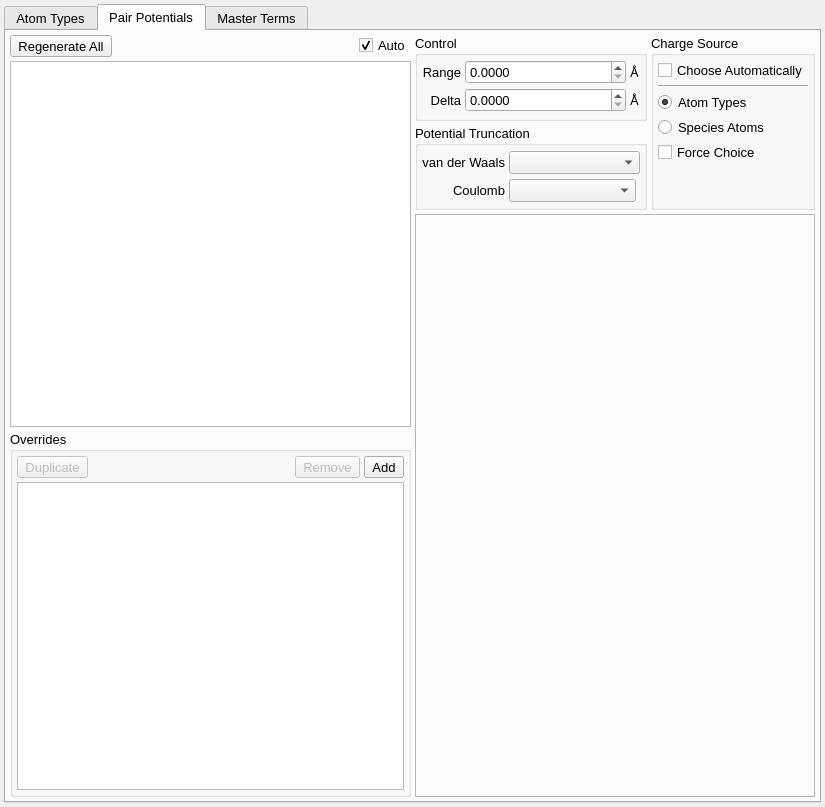
The window that src/gui/forcefieldTab.ui (disorderedmaterials/dissolve) describes before a commit, drawn with Qt 5.
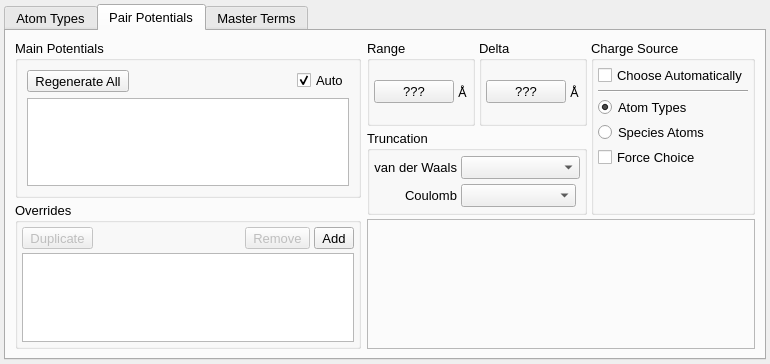
The same window after the commit. The open tabs and pages were chosen to show the change. Icons and pictures are not drawn. Custom widgets are drawn as their Qt base class.

Commit message: Start reinventing the PairPotentials tab.

Diff of the .ui file:
```diff
--- a/src/gui/forcefieldTab.ui
+++ b/src/gui/forcefieldTab.ui
@@ -6,8 +6,8 @@
    <rect>
     <x>0</x>
     <y>0</y>
-    <width>825</width>
-    <height>807</height>
+    <width>770</width>
+    <height>364</height>
    </rect>
   </property>
   <property name="font">
@@ -196,27 +196,31 @@
       <attribute name="title">
        <string>Pair Potentials</string>
       </attribute>
-      <layout class="QHBoxLayout" name="horizontalLayout_9">
+      <layout class="QHBoxLayout" name="horizontalLayout_13">
+       <item>
+        <widget class="QWidget" name="PairPotentialLeftWidget" native="true">
+         <layout class="QVBoxLayout" name="verticalLayout_6">
        <property name="spacing">
         <number>4</number>
        </property>
        <property name="leftMargin">
-        <number>4</number>
+           <number>0</number>
        </property>
        <property name="topMargin">
-        <number>4</number>
+           <number>0</number>
        </property>
        <property name="rightMargin">
-        <number>4</number>
+           <number>0</number>
        </property>
        <property name="bottomMargin">
-        <number>4</number>
+           <number>0</number>
        </property>
        <item>
-        <layout class="QVBoxLayout" name="verticalLayout_3">
-         <property name="spacing">
-          <number>4</number>
-         </property>
+           <widget class="QGroupBox" name="groupBox_2">
+            <property name="title">
+             <string>Main Potentials</string>
+            </property>
+            <layout class="QVBoxLayout" name="verticalLayout_4">
          <item>
           <layout class="QHBoxLayout" name="horizontalLayout_6">
            <item>
@@ -287,6 +291,9 @@
            </attribute>
           </widget>
          </item>
+            </layout>
+           </widget>
+          </item>
          <item>
           <widget class="QGroupBox" name="OverridesGroup">
            <property name="title">
@@ -437,24 +444,48 @@
           </widget>
          </item>
         </layout>
+        </widget>
        </item>
        <item>
-        <layout class="QGridLayout" name="gridLayout_4">
-         <item row="2" column="0" colspan="2">
-          <widget class="QFrame" name="PairPotentialsPlotFrame">
+        <widget class="QWidget" name="PairPotentialRightWidget" native="true">
+         <layout class="QVBoxLayout" name="verticalLayout_3">
+          <property name="spacing">
+           <number>4</number>
+          </property>
+          <property name="leftMargin">
+           <number>0</number>
+          </property>
+          <property name="topMargin">
+           <number>0</number>
+          </property>
+          <property name="rightMargin">
+           <number>0</number>
+          </property>
+          <property name="bottomMargin">
+           <number>0</number>
+          </property>
+          <item>
+           <layout class="QHBoxLayout" name="horizontalLayout_12">
+            <property name="spacing">
+             <number>4</number>
+            </property>
+            <item>
+             <layout class="QGridLayout" name="gridLayout">
+              <property name="spacing">
+               <number>4</number>
+              </property>
+              <item row="0" column="0">
+               <widget class="QGroupBox" name="PairPotentialRangeGroup">
            <property name="sizePolicy">
-            <sizepolicy hsizetype="Expanding" vsizetype="Expanding">
+                 <sizepolicy hsizetype="Minimum" vsizetype="Preferred">
              <horstretch>0</horstretch>
-             <verstretch>2</verstretch>
-            </sizepolicy>
-           </property>
-           <property name="frameShape">
-            <enum>QFrame::StyledPanel</enum>
-           </property>
-           <property name="frameShadow">
-            <enum>QFrame::Sunken</enum>
-           </property>
-           <layout class="QHBoxLayout" name="horizontalLayout_8">
+                  <verstretch>0</verstretch>
+                 </sizepolicy>
+                </property>
+                <property name="title">
+                 <string>Range</string>
+                </property>
+                <layout class="QHBoxLayout" name="horizontalLayout_9">
             <property name="spacing">
              <number>4</number>
             </property>
@@ -471,12 +502,28 @@
              <number>4</number>
             </property>
             <item>
-             <widget class="DataWidget" name="PairPotentialsPlotWidget" native="true">
+                  <widget class="QPushButton" name="PairPotentialRangeButton">
               <property name="sizePolicy">
-               <sizepolicy hsizetype="Expanding" vsizetype="Preferred">
+                    <sizepolicy hsizetype="Expanding" vsizetype="Fixed">
                 <horstretch>0</horstretch>
                 <verstretch>0</verstretch>
                </sizepolicy>
+                   </property>
+                   <property name="text">
+                    <string>???</string>
+                   </property>
+                  </widget>
+                 </item>
+                 <item>
+                  <widget class="QLabel" name="PairPotentialRangeLabel">
+                   <property name="sizePolicy">
+                    <sizepolicy hsizetype="Minimum" vsizetype="Preferred">
+                     <horstretch>0</horstretch>
+                     <verstretch>0</verstretch>
+                    </sizepolicy>
+                   </property>
+                   <property name="text">
+                    <string>Å</string>
               </property>
              </widget>
             </item>
@@ -484,6 +531,146 @@
           </widget>
          </item>
          <item row="0" column="1">
+               <widget class="QGroupBox" name="PairPotentialDeltaGroup">
+                <property name="sizePolicy">
+                 <sizepolicy hsizetype="Minimum" vsizetype="Preferred">
+                  <horstretch>0</horstretch>
+                  <verstretch>0</verstretch>
+                 </sizepolicy>
+                </property>
+                <property name="title">
+                 <string>Delta</string>
+                </property>
+                <layout class="QHBoxLayout" name="horizontalLayout_11">
+                 <property name="spacing">
+                  <number>4</number>
+                 </property>
+                 <property name="leftMargin">
+                  <number>4</number>
+                 </property>
+                 <property name="topMargin">
+                  <number>4</number>
+                 </property>
+                 <property name="rightMargin">
+                  <number>4</number>
+                 </property>
+                 <property name="bottomMargin">
+                  <number>4</number>
+                 </property>
+                 <item>
+                  <widget class="QPushButton" name="PairPotentialDeltaButton">
+                   <property name="sizePolicy">
+                    <sizepolicy hsizetype="Expanding" vsizetype="Fixed">
+                     <horstretch>0</horstretch>
+                     <verstretch>0</verstretch>
+                    </sizepolicy>
+                   </property>
+                   <property name="text">
+                    <string>???</string>
+                   </property>
+                  </widget>
+                 </item>
+                 <item>
+                  <widget class="QLabel" name="PairPotentialDeltaLabel">
+                   <property name="sizePolicy">
+                    <sizepolicy hsizetype="Minimum" vsizetype="Preferred">
+                     <horstretch>0</horstretch>
+                     <verstretch>0</verstretch>
+                    </sizepolicy>
+                   </property>
+                   <property name="text">
+                    <string>Å</string>
+                   </property>
+                  </widget>
+                 </item>
+                </layout>
+               </widget>
+              </item>
+              <item row="1" column="0" colspan="2">
+               <widget class="QGroupBox" name="ShortRangeTruncationGroup">
+                <property name="sizePolicy">
+                 <sizepolicy hsizetype="Minimum" vsizetype="Preferred">
+                  <horstretch>0</horstretch>
+                  <verstretch>0</verstretch>
+                 </sizepolicy>
+                </property>
+                <property name="title">
+                 <string>Truncation</string>
+                </property>
+                <layout class="QGridLayout" name="gridLayout_2">
+                 <property name="leftMargin">
+                  <number>4</number>
+                 </property>
+                 <property name="topMargin">
+                  <number>4</number>
+                 </property>
+                 <property name="rightMargin">
+                  <number>4</number>
+                 </property>
+                 <property name="bottomMargin">
+                  <number>4</number>
+                 </property>
+                 <property name="spacing">
+                  <number>4</number>
+                 </property>
+                 <item row="0" column="1" colspan="2">
+                  <widget class="QComboBox" name="ShortRangeTruncationCombo">
+                   <property name="sizePolicy">
+                    <sizepolicy hsizetype="Minimum" vsizetype="Fixed">
+                     <horstretch>0</horstretch>
+                     <verstretch>0</verstretch>
+                    </sizepolicy>
+                   </property>
+                  </widget>
+                 </item>
+                 <item row="1" column="1">
+                  <widget class="QComboBox" name="CoulombTruncationCombo">
+                   <property name="sizePolicy">
+                    <sizepolicy hsizetype="Expanding" vsizetype="Fixed">
+                     <horstretch>0</horstretch>
+                     <verstretch>0</verstretch>
+                    </sizepolicy>
+                   </property>
+                  </widget>
+                 </item>
+                 <item row="0" column="0">
+                  <widget class="QLabel" name="label_890">
+                   <property name="sizePolicy">
+                    <sizepolicy hsizetype="Minimum" vsizetype="Preferred">
+                     <horstretch>0</horstretch>
+                     <verstretch>0</verstretch>
+                    </sizepolicy>
+                   </property>
+                   <property name="text">
+                    <string>van der Waals</string>
+                   </property>
+                   <property name="alignment">
+                    <set>Qt::AlignRight|Qt::AlignTrailing|Qt::AlignVCenter</set>
+                   </property>
+                  </widget>
+                 </item>
+                 <item row="1" column="0">
+                  <widget class="QLabel" name="label_891">
+                   <property name="sizePolicy">
+                    <sizepolicy hsizetype="Minimum" vsizetype="Preferred">
+                     <horstretch>0</horstretch>
+                     <verstretch>0</verstretch>
+                    </sizepolicy>
+                   </property>
+                   <property name="text">
+                    <string>Coulomb</string>
+                   </property>
+                   <property name="alignment">
+                    <set>Qt::AlignRight|Qt::AlignTrailing|Qt::AlignVCenter</set>
+                   </property>
+                  </widget>
+                 </item>
+                </layout>
+               </widget>
+              </item>
+             </layout>
+            </item>
+            <item>
           <widget class="QGroupBox" name="PairPotentialStyleGroup">
            <property name="sizePolicy">
             <sizepolicy hsizetype="Minimum" vsizetype="Preferred">
@@ -573,134 +760,26 @@
            </layout>
           </widget>
          </item>
-         <item row="0" column="0">
-          <layout class="QVBoxLayout" name="verticalLayout_4">
+           </layout>
+          </item>
            <item>
-            <widget class="QGroupBox" name="PairPotentialControlGroup">
+           <widget class="QFrame" name="PairPotentialsPlotFrame">
              <property name="sizePolicy">
-              <sizepolicy hsizetype="Minimum" vsizetype="Preferred">
+             <sizepolicy hsizetype="Expanding" vsizetype="Expanding">
                <horstretch>0</horstretch>
-               <verstretch>0</verstretch>
-              </sizepolicy>
-             </property>
-             <property name="title">
-              <string>Control</string>
-             </property>
-             <layout class="QGridLayout" name="gridLayout">
-              <property name="leftMargin">
-               <number>4</number>
-              </property>
-              <property name="topMargin">
-               <number>4</number>
-              </property>
-              <property name="rightMargin">
-               <number>4</number>
-              </property>
-              <property name="bottomMargin">
-               <number>4</number>
-              </property>
+              <verstretch>2</verstretch>
+             </sizepolicy>
+            </property>
+            <property name="frameShape">
+             <enum>QFrame::StyledPanel</enum>
+            </property>
+            <property name="frameShadow">
+             <enum>QFrame::Sunken</enum>
+            </property>
+            <layout class="QHBoxLayout" name="horizontalLayout_8">
               <property name="spacing">
                <number>4</number>
               </property>
-              <item row="1" column="2">
-               <widget class="QLabel" name="label_8">
-                <property name="sizePolicy">
-                 <sizepolicy hsizetype="Minimum" vsizetype="Preferred">
-                  <horstretch>0</horstretch>
-                  <verstretch>0</verstretch>
-                 </sizepolicy>
-                </property>
-                <property name="text">
-                 <string>Å</string>
-                </property>
-               </widget>
-              </item>
-              <item row="1" column="0">
-               <widget class="QLabel" name="label_888">
-                <property name="sizePolicy">
-                 <sizepolicy hsizetype="Minimum" vsizetype="Preferred">
-                  <horstretch>0</horstretch>
-                  <verstretch>0</verstretch>
-                 </sizepolicy>
-                </property>
-                <property name="text">
-                 <string>Delta</string>
-                </property>
-                <property name="alignment">
-                 <set>Qt::AlignRight|Qt::AlignTrailing|Qt::AlignVCenter</set>
-                </property>
-               </widget>
-              </item>
-              <item row="1" column="1">
-               <widget class="ExponentialSpin" name="PairPotentialDeltaSpin">
-                <property name="sizePolicy">
-                 <sizepolicy hsizetype="Expanding" vsizetype="Fixed">
-                  <horstretch>0</horstretch>
-                  <verstretch>0</verstretch>
-                 </sizepolicy>
-                </property>
-                <property name="decimals">
-                 <number>4</number>
-                </property>
-               </widget>
-              </item>
-              <item row="0" column="0">
-               <widget class="QLabel" name="label_887">
-                <property name="sizePolicy">
-                 <sizepolicy hsizetype="Minimum" vsizetype="Preferred">
-                  <horstretch>0</horstretch>
-                  <verstretch>0</verstretch>
-                 </sizepolicy>
-                </property>
-                <property name="text">
-                 <string>Range</string>
-                </property>
-                <property name="alignment">
-                 <set>Qt::AlignRight|Qt::AlignTrailing|Qt::AlignVCenter</set>
-                </property>
-               </widget>
-              </item>
-              <item row="0" column="1">
-               <widget class="ExponentialSpin" name="PairPotentialRangeSpin">
-                <property name="sizePolicy">
-                 <sizepolicy hsizetype="Expanding" vsizetype="Fixed">
-                  <horstretch>0</horstretch>
-                  <verstretch>0</verstretch>
-                 </sizepolicy>
-                </property>
-                <property name="decimals">
-                 <number>4</number>
-                </property>
-               </widget>
-              </item>
-              <item row="0" column="2">
-               <widget class="QLabel" name="label_7">
-                <property name="sizePolicy">
-                 <sizepolicy hsizetype="Minimum" vsizetype="Preferred">
-                  <horstretch>0</horstretch>
-                  <verstretch>0</verstretch>
-                 </sizepolicy>
-                </property>
-                <property name="text">
-                 <string>Å</string>
-                </property>
-               </widget>
-              </item>
-             </layout>
-            </widget>
-           </item>
-           <item>
-            <widget class="QGroupBox" name="ShortRangeTruncationGroup">
-             <property name="sizePolicy">
-              <sizepolicy hsizetype="Minimum" vsizetype="Preferred">
-               <horstretch>0</horstretch>
-               <verstretch>0</verstretch>
-              </sizepolicy>
-             </property>
-             <property name="title">
-              <string>Potential Truncation</string>
-             </property>
-             <layout class="QGridLayout" name="gridLayout_2">
               <property name="leftMargin">
                <number>4</number>
               </property>
@@ -713,67 +792,21 @@
               <property name="bottomMargin">
                <number>4</number>
               </property>
-              <property name="spacing">
-               <number>4</number>
-              </property>
-              <item row="0" column="0">
-               <widget class="QLabel" name="label_890">
+             <item>
+              <widget class="DataWidget" name="PairPotentialsPlotWidget" native="true">
                 <property name="sizePolicy">
-                 <sizepolicy hsizetype="Minimum" vsizetype="Preferred">
+                <sizepolicy hsizetype="Expanding" vsizetype="Preferred">
                   <horstretch>0</horstretch>
                   <verstretch>0</verstretch>
                  </sizepolicy>
                 </property>
-                <property name="text">
-                 <string>van der Waals</string>
-                </property>
-                <property name="alignment">
-                 <set>Qt::AlignRight|Qt::AlignTrailing|Qt::AlignVCenter</set>
-                </property>
-               </widget>
-              </item>
-              <item row="0" column="1" colspan="2">
-               <widget class="QComboBox" name="ShortRangeTruncationCombo">
-                <property name="sizePolicy">
-                 <sizepolicy hsizetype="Minimum" vsizetype="Fixed">
-                  <horstretch>0</horstretch>
-                  <verstretch>0</verstretch>
-                 </sizepolicy>
-                </property>
-               </widget>
-              </item>
-              <item row="1" column="0">
-               <widget class="QLabel" name="label_891">
-                <property name="sizePolicy">
-                 <sizepolicy hsizetype="Minimum" vsizetype="Preferred">
-                  <horstretch>0</horstretch>
-                  <verstretch>0</verstretch>
-                 </sizepolicy>
-                </property>
-                <property name="text">
-                 <string>Coulomb</string>
-                </property>
-                <property name="alignment">
-                 <set>Qt::AlignRight|Qt::AlignTrailing|Qt::AlignVCenter</set>
-                </property>
-               </widget>
-              </item>
-              <item row="1" column="1">
-               <widget class="QComboBox" name="CoulombTruncationCombo">
-                <property name="sizePolicy">
-                 <sizepolicy hsizetype="Expanding" vsizetype="Fixed">
-                  <horstretch>0</horstretch>
-                  <verstretch>0</verstretch>
-                 </sizepolicy>
-                </property>
-               </widget>
-              </item>
+              </widget>
+             </item>
              </layout>
             </widget>
            </item>
           </layout>
-         </item>
-        </layout>
+        </widget>
        </item>
       </layout>
      </widget>
@@ -1256,11 +1289,6 @@
   </layout>
  </widget>
  <customwidgets>
-  <customwidget>
-   <class>ExponentialSpin</class>
-   <extends>QDoubleSpinBox</extends>
-   <header>gui/widgets/exponentialSpin.h</header>
-  </customwidget>
   <customwidget>
    <class>DataWidget</class>
    <extends>QWidget</extends>
```
Left out of the diff: 2 changed lines with no effect on the pictures. Lines whose indentation alone changed are shown as unchanged.
